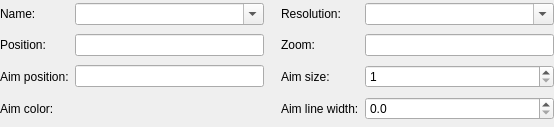
First picture: the form in src/candleplugins/camera/settings.ui, repository Denvi/Candle, before the edit.
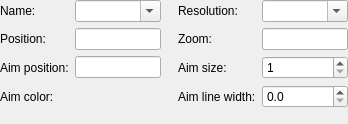
Second picture: the form after the edit. Custom widgets are drawn as their Qt base class.

Commit message: Settings form scroll area replaced with stack

Diff of the .ui file:
```diff
--- a/src/candleplugins/camera/settings.ui
+++ b/src/candleplugins/camera/settings.ui
@@ -6,14 +6,14 @@
    <rect>
     <x>0</x>
     <y>0</y>
-    <width>554</width>
-    <height>127</height>
+    <width>348</width>
+    <height>124</height>
    </rect>
   </property>
   <property name="windowTitle">
    <string>Form</string>
   </property>
-  <layout class="QGridLayout" name="gridLayout">
+  <layout class="QVBoxLayout" name="verticalLayout">
    <property name="leftMargin">
     <number>0</number>
    </property>
@@ -26,6 +26,8 @@
    <property name="bottomMargin">
     <number>0</number>
    </property>
+   <item>
+    <layout class="QGridLayout" name="gridLayout">
    <item row="0" column="0">
     <widget class="QLabel" name="lblCameraName">
      <property name="text">
@@ -33,27 +35,10 @@
      </property>
     </widget>
    </item>
-   <item row="1" column="1">
-    <widget class="QLineEdit" name="txtCameraPosition"/>
-   </item>
-   <item row="1" column="0">
-    <widget class="QLabel" name="lblCameraPosition">
-     <property name="text">
-      <string>Position:</string>
-     </property>
-    </widget>
-   </item>
-   <item row="0" column="3">
-    <widget class="QLabel" name="lblCameraResolution">
-     <property name="text">
-      <string>Resolution:</string>
-     </property>
-    </widget>
-   </item>
-   <item row="1" column="3">
-    <widget class="QLabel" name="lblCameraZoom">
-     <property name="text">
-      <string>Zoom:</string>
+     <item row="0" column="1">
+      <widget class="QComboBox" name="cboCameraName">
+       <property name="editable">
+        <bool>true</bool>
      </property>
     </widget>
    </item>
@@ -73,6 +58,40 @@
      </property>
     </spacer>
    </item>
+     <item row="0" column="3">
+      <widget class="QLabel" name="lblCameraResolution">
+       <property name="text">
+        <string>Resolution:</string>
+       </property>
+      </widget>
+     </item>
+     <item row="0" column="4">
+      <widget class="QComboBox" name="cboCameraResolution">
+       <property name="editable">
+        <bool>true</bool>
+       </property>
+      </widget>
+     </item>
+     <item row="1" column="0">
+      <widget class="QLabel" name="lblCameraPosition">
+       <property name="text">
+        <string>Position:</string>
+       </property>
+      </widget>
+     </item>
+     <item row="1" column="1">
+      <widget class="QLineEdit" name="txtCameraPosition"/>
+     </item>
+     <item row="1" column="3">
+      <widget class="QLabel" name="lblCameraZoom">
+       <property name="text">
+        <string>Zoom:</string>
+       </property>
+      </widget>
+     </item>
+     <item row="1" column="4">
+      <widget class="QLineEdit" name="txtCameraZoom"/>
+     </item>
    <item row="2" column="0">
     <widget class="QLabel" name="lblCameraAimPosition">
      <property name="text">
@@ -80,9 +99,6 @@
      </property>
     </widget>
    </item>
-   <item row="1" column="4">
-    <widget class="QLineEdit" name="txtCameraZoom"/>
-   </item>
    <item row="2" column="1">
     <widget class="QLineEdit" name="txtCameraAimPosition"/>
    </item>
@@ -93,6 +109,16 @@
      </property>
     </widget>
    </item>
+     <item row="2" column="4">
+      <widget class="QSpinBox" name="txtCameraAimSize">
+       <property name="minimum">
+        <number>1</number>
+       </property>
+       <property name="maximum">
+        <number>100</number>
+       </property>
+      </widget>
+     </item>
    <item row="3" column="0">
     <widget class="QLabel" name="lblCameraAimColor">
      <property name="text">
@@ -100,6 +126,9 @@
      </property>
     </widget>
    </item>
+     <item row="3" column="1">
+      <widget class="ColorPicker" name="colCameraAimColor" native="true"/>
+     </item>
    <item row="3" column="3">
     <widget class="QLabel" name="lblCameraAimLineWidth">
      <property name="text">
@@ -107,19 +136,6 @@
      </property>
     </widget>
    </item>
-   <item row="3" column="1">
-    <widget class="ColorPicker" name="colCameraAimColor" native="true"/>
-   </item>
-   <item row="2" column="4">
-    <widget class="QSpinBox" name="txtCameraAimSize">
-     <property name="minimum">
-      <number>1</number>
-     </property>
-     <property name="maximum">
-      <number>100</number>
-     </property>
-    </widget>
-   </item>
    <item row="3" column="4">
     <widget class="QDoubleSpinBox" name="txtCameraAimLineWidth">
      <property name="decimals">
@@ -127,19 +143,20 @@
      </property>
     </widget>
    </item>
-   <item row="0" column="1">
-    <widget class="QComboBox" name="cboCameraName">
-     <property name="editable">
-      <bool>true</bool>
-     </property>
-    </widget>
+    </layout>
    </item>
-   <item row="0" column="4">
-    <widget class="QComboBox" name="cboCameraResolution">
-     <property name="editable">
-      <bool>true</bool>
+   <item>
+    <spacer name="verticalSpacer">
+     <property name="orientation">
+      <enum>Qt::Vertical</enum>
      </property>
-    </widget>
+     <property name="sizeHint" stdset="0">
+      <size>
+       <width>20</width>
+       <height>3</height>
+      </size>
+     </property>
+    </spacer>
    </item>
   </layout>
  </widget>
@@ -150,11 +167,6 @@
    <header>colorpicker.h</header>
    <container>1</container>
   </customwidget>
-  <customwidget>
-   <class>ComboBox</class>
-   <extends>QComboBox</extends>
-   <header>combobox.h</header>
-  </customwidget>
  </customwidgets>
  <resources/>
  <connections/>
```
Lines whose indentation alone changed are shown as unchanged. The commit also changes 4 other files.
